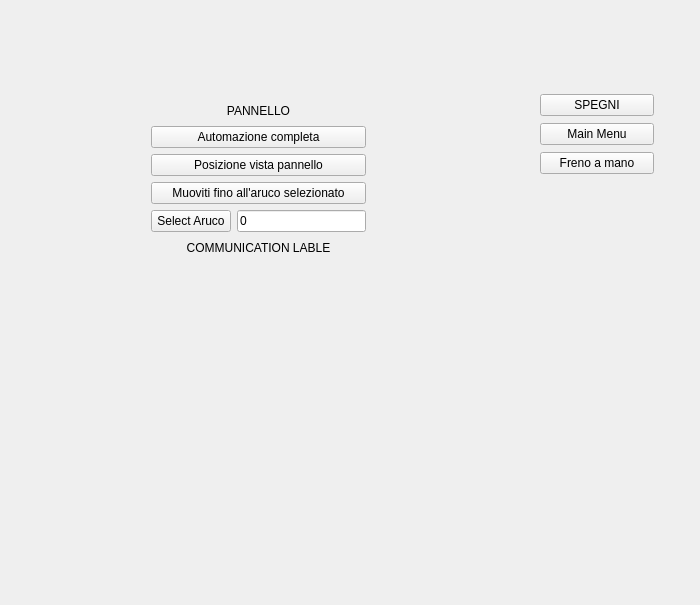
alma-x/ur3-control, file QT/screen_automazione.ui: the form before one commit.
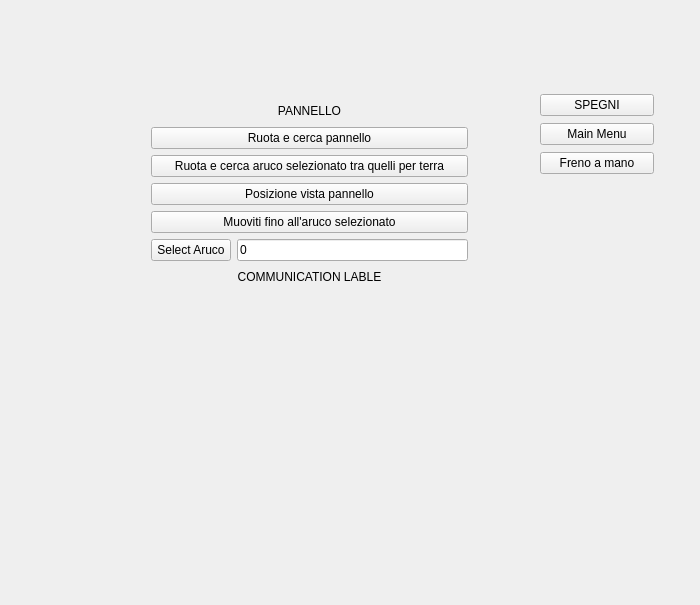
The form after the commit.

Diff of the .ui file:
```diff
--- a/QT/screen_automazione.ui
+++ b/QT/screen_automazione.ui
@@ -57,8 +57,8 @@
     <rect>
      <x>151</x>
      <y>101</y>
-     <width>215</width>
-     <height>156</height>
+     <width>317</width>
+     <height>185</height>
     </rect>
    </property>
    <layout class="QVBoxLayout" name="verticalLayout_2">
@@ -72,10 +72,17 @@
       </property>
      </widget>
     </item>
+    <item>
+     <widget class="QPushButton" name="pushButton_8">
+      <property name="text">
+       <string>Ruota e cerca pannello</string>
+      </property>
+     </widget>
+    </item>
     <item>
      <widget class="QPushButton" name="pushButton_4">
       <property name="text">
-       <string>Automazione completa</string>
+       <string>Ruota e cerca aruco selezionato tra quelli per terra</string>
       </property>
      </widget>
     </item>
```
Left out of the diff: 34 changed lines with no effect on the pictures.
